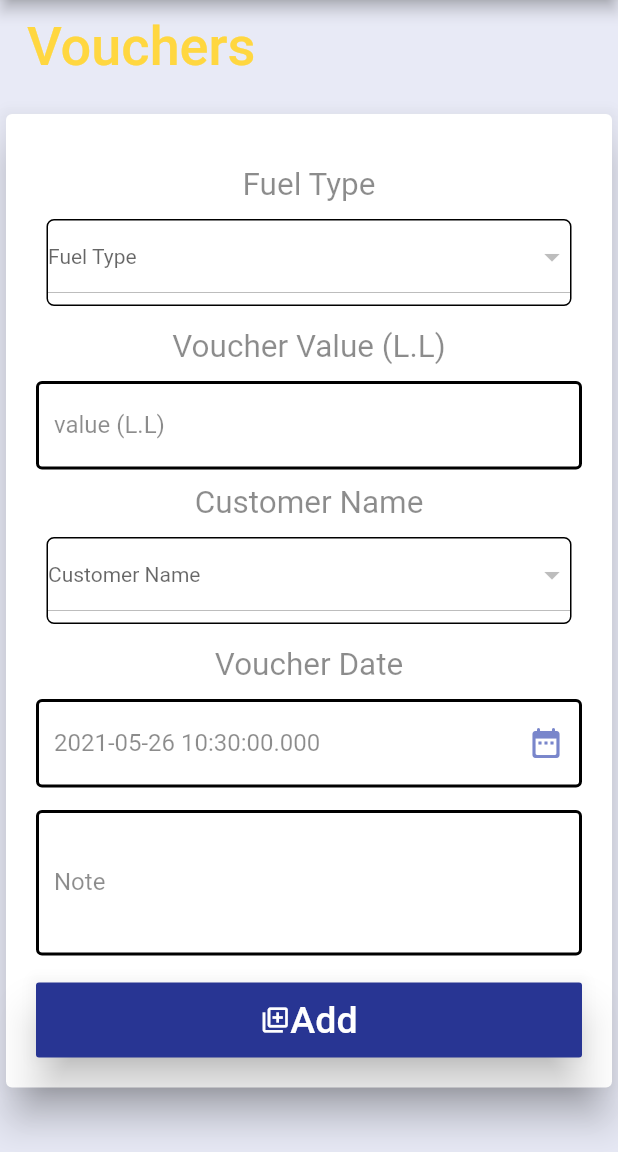
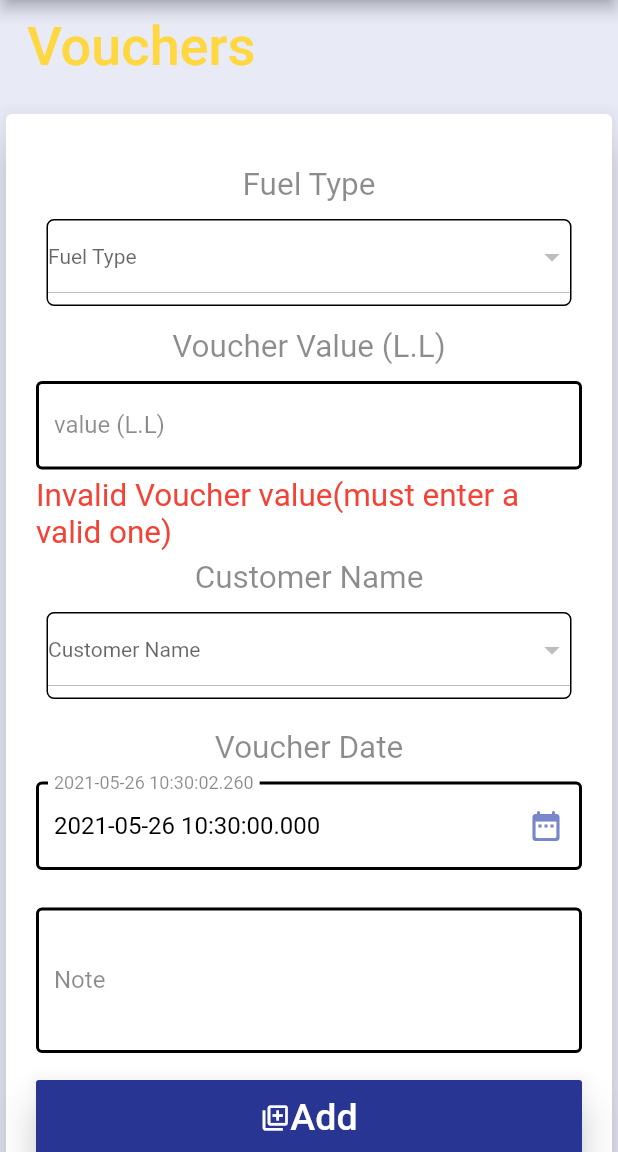
Before and after one commit to hbfawaz112/Lib-Info439, a Flutter app: the Voucher screen opened directly, after a tap on "Add", on a phone screen of 412 x 824 dp, the part 84-1236 px from its top. Run offline on Flutter 3.47's test engine with Material 2 defaults, Android fonts, the phone set to English and light mode, and no system bars; our stand-ins replace cloud_firestore, firebase_auth, firebase_core, fluttertoast, percent_indicator; accounts and stored records are empty.

Commit message:
add validation for voucher page

```diff
--- a/lib/Screens/Voucher.dart
+++ b/lib/Screens/Voucher.dart
@@ -15,9 +15,17 @@ class _VoucherState extends State<Voucher> {
   int Fuel_Type_Id;
   int Customer_Id;
   int last_voucher_id;
-  TextEditingController t1= new TextEditingController();
-  TextEditingController t2= new TextEditingController();
-  TextEditingController t3= new TextEditingController();
+  int voucher_value_error = -1;
+  TextEditingController t1 = new TextEditingController();
+  TextEditingController t2 = new TextEditingController();
+  TextEditingController t3 = new TextEditingController();
+
+  @override
+  void initState() {
+    // TODO: implement initState
+    super.initState();
+    t2.text = DateTime.now().toString();
+  }
 
   void Add_Voucher() async {
     //get the fueul_type_id of the selected fuel type
@@ -63,7 +71,7 @@ class _VoucherState extends State<Voucher> {
         .collection('Stations')
         .doc('Petrol Station 1')
         .collection('Voucher')
-        .orderBy('Voucher_Id',descending: true)
+        .orderBy('Voucher_Id', descending: true)
         .get()
         .then((val) => {
               if (val.docs.length > 0)
@@ -75,21 +83,25 @@ class _VoucherState extends State<Voucher> {
                 {print("Not Found")}
             });
 
-
+    if (t1.text == '') {
+      setState(() {
+        voucher_value_error = 1;
+      });
+    } else {
       FirebaseFirestore.instance
           .collection('Stations')
           .doc('Petrol Station 1')
           .collection('Voucher')
-        .doc( (last_voucher_id+1).toString())
+          .doc((last_voucher_id + 1).toString())
           .set({
-      'Voucher_Id': last_voucher_id+1,
+        'Voucher_Id': last_voucher_id + 1,
         'Customer_Id': Customer_Id,
         'Fuel_Type_Id': Fuel_Type_Id,
-      'Note':t3.text,
+        'Note': t3.text,
         'Voucher_Date': DateTime.parse(t2.text),
-      'Voucher_Value':int.parse(t1.text)
+        'Voucher_Value': int.parse(t1.text)
       });
-
+    }
   }
 
   @override
@@ -237,7 +249,13 @@ class _VoucherState extends State<Voucher> {
                                     borderSide: BorderSide(
                                         color: Colors.blueAccent, width: 2.0))),
                             onChanged: (String s) {}),
-                        SizedBox(height: 10),
+                        SizedBox(height: 5),
+                        Text(
+                            voucher_value_error == 1
+                                ? 'Invalid Voucher value(must enter a valid one)'
+                                : '',
+                            style: TextStyle(color: Colors.red, fontSize: 21)),
+                        SizedBox(height: 5),
                         Text("Customer Name",
                             style:
                                 TextStyle(fontSize: 21, color: Colors.black45)),
@@ -319,7 +337,7 @@ class _VoucherState extends State<Voucher> {
                                           ),
                                   ));
                             }),
-                        SizedBox(height: 15),
+                        SizedBox(height: 20),
                         Text("Voucher Date",
                             style:
                                 TextStyle(fontSize: 21, color: Colors.black45)),
@@ -342,7 +360,7 @@ class _VoucherState extends State<Voucher> {
                                     borderSide: BorderSide(
                                         color: Colors.blueAccent, width: 2.0))),
                             onChanged: (String s) {}),
-                        SizedBox(height: 15),
+                        SizedBox(height: 25),
                         TextFormField(
                             controller: t3,
                             maxLines: 3,
@@ -375,7 +393,9 @@ class _VoucherState extends State<Voucher> {
                                       style: TextStyle(
                                           color: Colors.white, fontSize: 25)),
                                 ]),
-                            onPressed: () {Add_Voucher();},
+                            onPressed: () {
+                              Add_Voucher();
+                            },
                           ),
                         ),
                       ],
```
Lines whose indentation alone changed are shown as unchanged.
